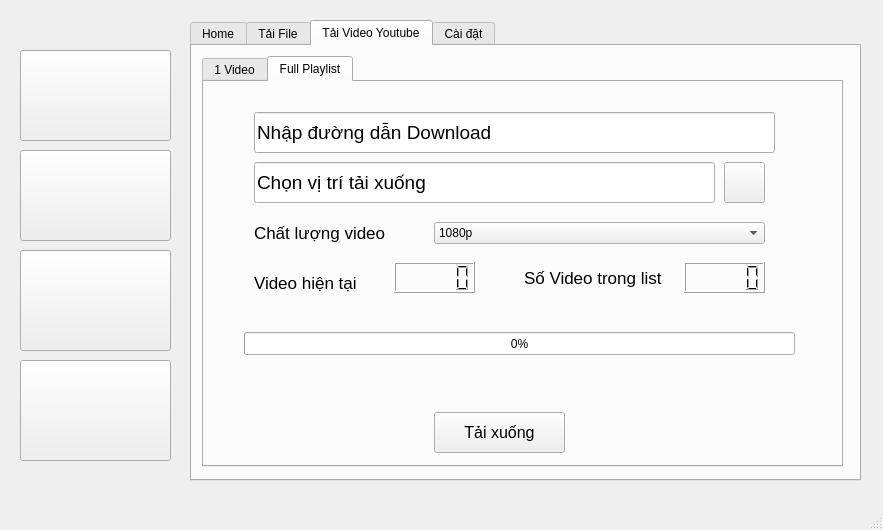
Qt form assets/UI/Download.ui (KietVuB19/Download_Manager_Python) before a commit.
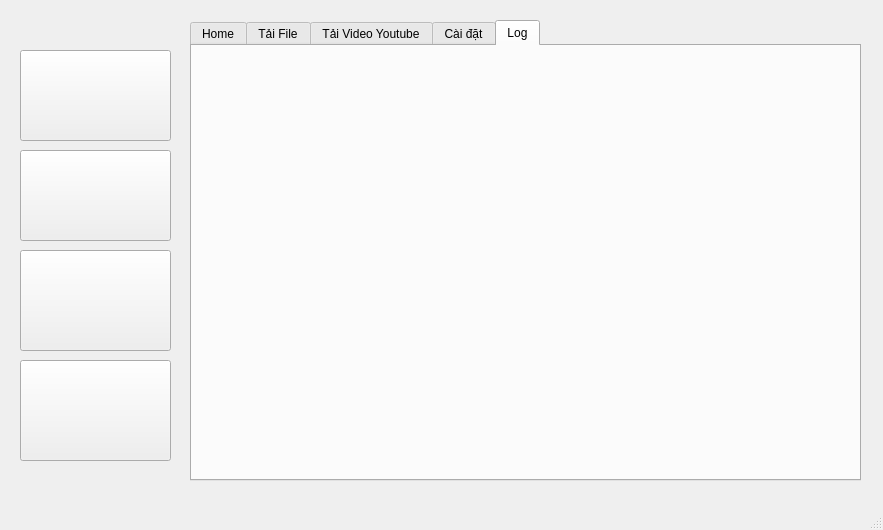
The same form after that commit. Icons and pictures are not drawn.

The edit to the form file:
```diff
--- a/assets/UI/Download.ui
+++ b/assets/UI/Download.ui
@@ -29,7 +29,7 @@
      </font>
     </property>
     <property name="currentIndex">
-     <number>2</number>
+     <number>4</number>
     </property>
     <widget class="QWidget" name="tab_5">
      <attribute name="title">
@@ -880,6 +880,29 @@
       </property>
      </widget>
     </widget>
+    <widget class="QWidget" name="tab_7">
+     <attribute name="title">
+      <string>Log</string>
+     </attribute>
+     <widget class="QLabel" name="label_17">
+      <property name="geometry">
+       <rect>
+        <x>30</x>
+        <y>20</y>
+        <width>581</width>
+        <height>401</height>
+       </rect>
+      </property>
+      <property name="font">
+       <font>
+        <pointsize>13</pointsize>
+       </font>
+      </property>
+      <property name="text">
+       <string/>
+      </property>
+     </widget>
+    </widget>
    </widget>
    <widget class="QPushButton" name="pushButton_8">
     <property name="geometry">
```
